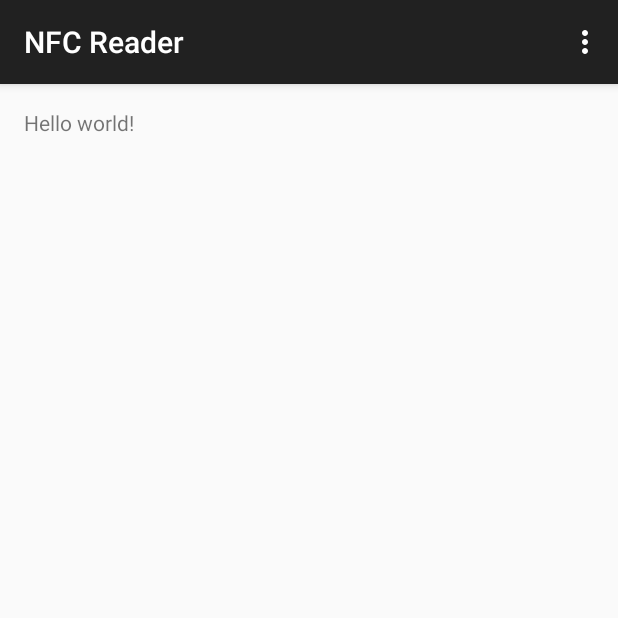
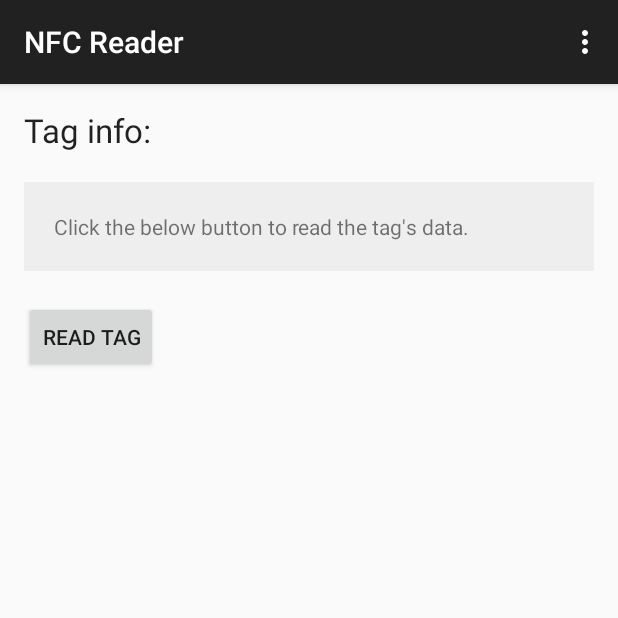
Before and after one commit to npaduch/nfcReader, an Android app: the screen it shows after launch (MainActivity), on a phone screen of 412 x 824 dp, the top half of it. Run offline under Robolectric (Android 15) with nearby library versions, the phone set to English and light mode, and no system bars.

Commit message:
Can detect tag

```diff
--- a/nfcReader/build.gradle
+++ b/nfcReader/build.gradle
@@ -5,7 +5,7 @@ android {
     buildToolsVersion "19.0.1"
 
     defaultConfig {
-        minSdkVersion 7
+        minSdkVersion 19
         targetSdkVersion 19
         versionCode 1
         versionName "1.0"
--- a/nfcReader/src/main/AndroidManifest.xml
+++ b/nfcReader/src/main/AndroidManifest.xml
@@ -15,6 +15,16 @@
 
                 <category android:name="android.intent.category.LAUNCHER" />
             </intent-filter>
+
+            <!-- Filter for NFC discovered -->
+            <!-- This will fire off for plain text (see mimeType field) -->
+            <intent-filter>
+                <action android:name="android.nfc.action.NDEF_DISCOVERED"/>
+                <category android:name="android.intent.category.DEFAULT"/>
+                <data android:mimeType="text/plain" />
+            </intent-filter>
+
+            <uses-permission android:name="android.permission.NFC" />
         </activity>
     </application>
 
--- a/nfcReader/src/main/java/com/npaduch/nfcreader/MainActivity.java
+++ b/nfcReader/src/main/java/com/npaduch/nfcreader/MainActivity.java
@@ -1,17 +1,18 @@
 package com.npaduch.nfcreader;
 
+import android.content.Intent;
+import android.nfc.NdefMessage;
+import android.nfc.NfcAdapter;
+import android.os.Parcelable;
 import android.support.v7.app.ActionBarActivity;
-import android.support.v7.app.ActionBar;
-import android.support.v4.app.Fragment;
 import android.os.Bundle;
-import android.view.LayoutInflater;
+import android.util.Log;
 import android.view.Menu;
 import android.view.MenuItem;
-import android.view.View;
-import android.view.ViewGroup;
-import android.os.Build;
 
 public class MainActivity extends ActionBarActivity {
+
+    private final static String TAG = "NFCReader";
 
     @Override
     protected void onCreate(Bundle savedInstanceState) {
@@ -20,7 +21,7 @@ public class MainActivity extends ActionBarActivity {
 
         if (savedInstanceState == null) {
             getSupportFragmentManager().beginTransaction()
-                    .add(R.id.container, new PlaceholderFragment())
+                    .add(R.id.container, new MainFragment())
                     .commit();
         }
     }
@@ -46,19 +47,30 @@ public class MainActivity extends ActionBarActivity {
         return super.onOptionsItemSelected(item);
     }
 
-    /**
-     * A placeholder fragment containing a simple view.
-     */
-    public static class PlaceholderFragment extends Fragment {
+    @Override
+    public void onResume() {
+        super.onResume();
 
-        public PlaceholderFragment() {
+        // Check to see if we were called because a ta was read!
+        Intent intent = getIntent();
+        NdefMessage[] msgs = null;
+        if (NfcAdapter.ACTION_NDEF_DISCOVERED.equals(getIntent().getAction())) {
+            Log.d(TAG,"A tag was found!");
+            Parcelable[] rawMsgs = intent.getParcelableArrayExtra(NfcAdapter.EXTRA_NDEF_MESSAGES);
+            if (rawMsgs != null) {
+                msgs = new NdefMessage[rawMsgs.length];
+                for (int i = 0; i < rawMsgs.length; i++) {
+                    msgs[i] = (NdefMessage) rawMsgs[i];
+                }
+            }
         }
 
-        @Override
-        public View onCreateView(LayoutInflater inflater, ViewGroup container,
-                Bundle savedInstanceState) {
-            View rootView = inflater.inflate(R.layout.fragment_main, container, false);
-            return rootView;
+        // if messages were read, handle them here
+        if(msgs != null) {
+            for (int i = 0; i < msgs.length; i++) {
+                for(int j=0; j <msgs[i].getRecords().length; j++)
+                    Log.d(TAG,"Tag Data: "+msgs[i].getRecords()[j].getPayload());
+            }
         }
     }
 
--- /dev/null
+++ b/nfcReader/src/main/java/com/npaduch/nfcreader/MainFragment.java
@@ -0,0 +1,23 @@
+package com.npaduch.nfcreader;
+
+import android.support.v4.app.Fragment;
+import android.os.Bundle;
+import android.view.LayoutInflater;
+import android.view.View;
+import android.view.ViewGroup;
+
+/**
+ * Created by Nolan on 3/27/2014.
+ */
+public class MainFragment extends Fragment {
+
+    public MainFragment() {
+    }
+
+    @Override
+    public View onCreateView(LayoutInflater inflater, ViewGroup container,
+                             Bundle savedInstanceState) {
+        View rootView = inflater.inflate(R.layout.fragment_main, container, false);
+        return rootView;
+    }
+}
--- a/nfcReader/src/main/res/layout/fragment_main.xml
+++ b/nfcReader/src/main/res/layout/fragment_main.xml
@@ -1,4 +1,4 @@
-<RelativeLayout xmlns:android="http://schemas.android.com/apk/res/android"
+<LinearLayout xmlns:android="http://schemas.android.com/apk/res/android"
     xmlns:tools="http://schemas.android.com/tools"
     android:layout_width="match_parent"
     android:layout_height="match_parent"
@@ -6,11 +6,35 @@
     android:paddingRight="@dimen/activity_horizontal_margin"
     android:paddingTop="@dimen/activity_vertical_margin"
     android:paddingBottom="@dimen/activity_vertical_margin"
+    android:orientation="vertical"
     tools:context="com.npaduch.nfcreader.MainActivity$PlaceholderFragment">
 
     <TextView
-        android:text="@string/hello_world"
+        android:text="@string/tag_title"
+        android:layout_width="wrap_content"
+        android:layout_height="wrap_content"
+        android:paddingBottom="20dp"
+        android:textAppearance="@android:style/TextAppearance.DeviceDefault.Large"/>
+
+    <TextView
+        android:id="@+id/nfsTagDataTextView"
+        android:text="@string/tag_default_data"
+        android:layout_width="match_parent"
+        android:layout_height="wrap_content"
+        android:paddingTop="20dp"
+        android:paddingBottom="20dp"
+        android:paddingLeft="20dp"
+        android:paddingRight="20dp"
+        android:background="#EEEEEE"/>
+w
+    <View
+        android:layout_width="match_parent"
+        android:layout_height="20dp" />
+
+    <Button
+        android:text="@string/tag_button_read"
         android:layout_width="wrap_content"
         android:layout_height="wrap_content" />
 
-</RelativeLayout>
+
+</LinearLayout>
--- a/nfcReader/src/main/res/values/strings.xml
+++ b/nfcReader/src/main/res/values/strings.xml
@@ -2,7 +2,16 @@
 <resources>
 
     <string name="app_name">NFC Reader</string>
-    <string name="hello_world">Hello world!</string>
+    <string name="tag_title">Tag info:</string>
+
+    <!-- Tag button -->
+    <string name="tag_button_read">Read Tag</string>
+
+    <!-- Tag results -->
+    <string name="tag_no_data">This tag has no data!</string>
+    <string name="tag_default_data">Click the below button to read the tag\'s data.</string>
+
+    <!-- Action Bar -->
     <string name="action_settings">Settings</string>
 
 </resources>
```
Also changed, not shown: 1 other file.
